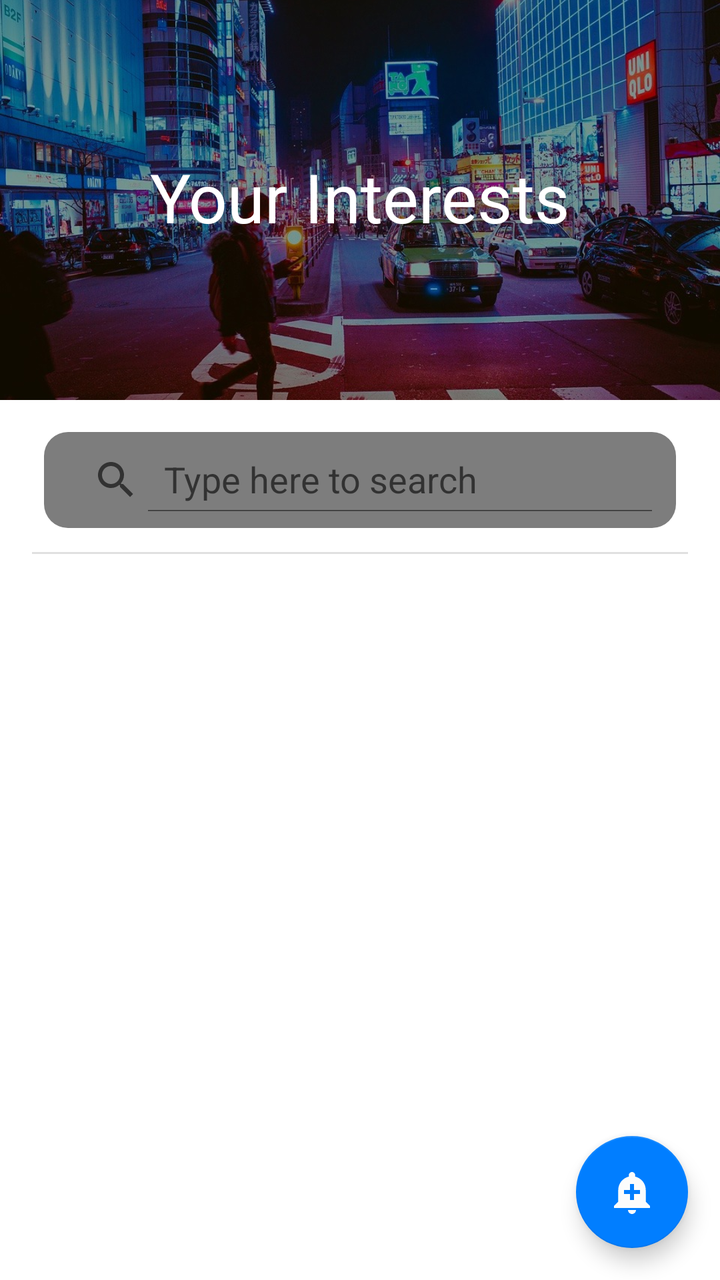
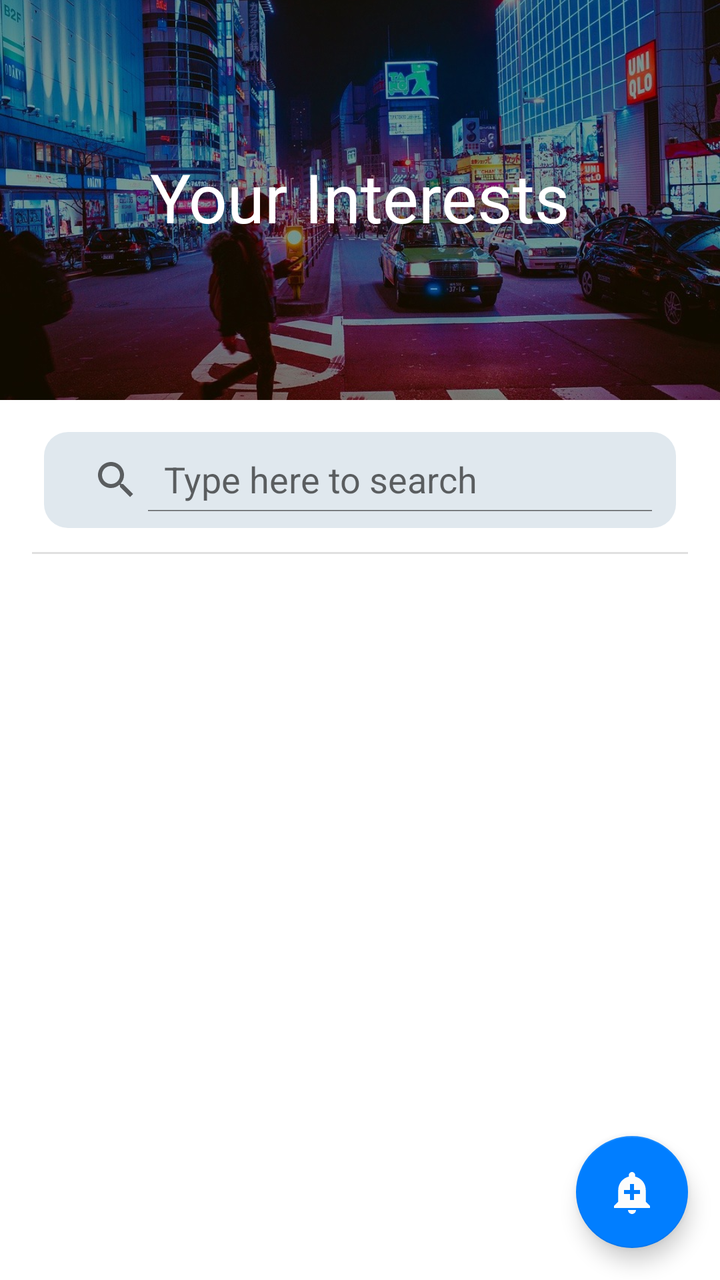

An Android layout rendered at two revisions. The XML below is the earlier revision; the diff shows what the commit changed to produce the second picture.
<!-- AndroidManifest.xml: application theme Theme.ZapAlerts -->
<!-- res/layout/activity_main.xml -->
<?xml version="1.0" encoding="utf-8"?>
<androidx.coordinatorlayout.widget.CoordinatorLayout xmlns:android="http://schemas.android.com/apk/res/android"
    xmlns:app="http://schemas.android.com/apk/res-auto"
    xmlns:tools="http://schemas.android.com/tools"
    android:layout_width="match_parent"
    android:layout_height="match_parent"
    android:fitsSystemWindows="true">

    <com.google.android.material.appbar.AppBarLayout
        android:id="@+id/appBarLayout"
        android:layout_width="match_parent"
        android:layout_height="200dp"
        android:fitsSystemWindows="true"
        android:theme="@style/ThemeOverlay.MaterialComponents.Dark">

        <com.google.android.material.appbar.CollapsingToolbarLayout
            android:id="@+id/collapsingToolbar"
            android:layout_width="match_parent"
            android:layout_height="match_parent"
            android:ellipsize="end"
            android:fitsSystemWindows="true"
            android:fontFamily="@font/lato_light"
            app:collapsedTitleGravity="left"
            app:collapsedTitleTextAppearance="@style/TextAppearance.AppCompat.Widget.ActionBar.Title"
            app:contentScrim="#111111"
            app:expandedTitleGravity="center"
            app:layout_scrollFlags="scroll|exitUntilCollapsed|snap"
            app:title="@string/your_interests">

            <ImageView
                android:layout_width="wrap_content"
                android:layout_height="wrap_content"
                android:contentDescription="@string/app_name"
                android:fitsSystemWindows="true"
                android:scaleType="centerCrop"
                android:src="@drawable/city_night"
                app:layout_collapseMode="parallax" />

            <Toolbar
                android:id="@+id/toolBarLayout"
                android:layout_width="match_parent"
                android:layout_height="?actionBarSize"
                android:contentInsetStart="8dp"
                android:contentInsetStartWithNavigation="0dp"
                android:popupTheme="@style/ThemeOverlay.MaterialComponents.Light"
                app:layout_collapseMode="pin">
                

            </Toolbar>
        </com.google.android.material.appbar.CollapsingToolbarLayout>
    </com.google.android.material.appbar.AppBarLayout>

    <LinearLayout
        android:layout_width="match_parent"
        android:layout_height="wrap_content"
        android:orientation="vertical"
        android:padding="16dp"
        app:layout_behavior="com.google.android.material.appbar.AppBarLayout$ScrollingViewBehavior">

        <androidx.appcompat.widget.SearchView
            android:id="@+id/searchview"
            android:layout_width="match_parent"
            android:layout_height="wrap_content"
            android:layout_marginHorizontal="6dp"
            android:background="@drawable/rounded"
            android:backgroundTint="#A83A3A3A"
            android:drawableStart="@drawable/ic_search"
            app:defaultQueryHint="Penis Pump"
            app:queryHint="@string/type_here_search"
            app:iconifiedByDefault="false"
            android:paddingHorizontal="4dp"
            android:paddingVertical="8dp" />

        <View
            android:id="@+id/divider2"
            android:layout_width="match_parent"
            android:layout_height="1dp"
            android:layout_marginTop="12dp"
            android:layout_marginBottom="8dp"
            android:background="?android:attr/listDivider"
            android:paddingHorizontal="8dp" />

        <androidx.recyclerview.widget.RecyclerView
            android:id="@+id/recycler"
            android:layout_width="match_parent"
            android:layout_height="wrap_content"
            android:overScrollMode="never"
            app:layoutManager="androidx.recyclerview.widget.LinearLayoutManager"
            tools:listitem="@layout/item_list_interests" />
    </LinearLayout>

    <com.google.android.material.floatingactionbutton.FloatingActionButton
        android:id="@+id/fab"
        android:layout_width="wrap_content"
        android:layout_height="wrap_content"
        android:layout_gravity="bottom|end"
        android:layout_margin="16dp"
        android:contentDescription="@string/add_alert"
        android:src="@drawable/ic_baseline_add_alert_24"
        app:layout_constraintBottom_toBottomOf="parent"
        app:layout_constraintEnd_toEndOf="parent" />
</androidx.coordinatorlayout.widget.CoordinatorLayout>
<!-- res/layout/item_list_interests.xml (included above) -->
<?xml version="1.0" encoding="utf-8"?>
<androidx.constraintlayout.widget.ConstraintLayout xmlns:android="http://schemas.android.com/apk/res/android"
    xmlns:app="http://schemas.android.com/apk/res-auto"
    android:layout_width="match_parent"
    android:layout_height="wrap_content"
    android:clickable="true">

    <androidx.cardview.widget.CardView
        style="@style/CustomCardview"
        android:layout_width="match_parent"
        android:layout_height="wrap_content"
        android:layout_marginBottom="32sp"
        android:elevation="0dp"
        android:outlineProvider="none"
        app:cardCornerRadius="12dp"
        app:cardUseCompatPadding="true"
        app:layout_constraintEnd_toEndOf="parent"
        app:layout_constraintStart_toStartOf="parent"
        app:layout_constraintTop_toTopOf="parent">

        <RelativeLayout
            android:layout_width="match_parent"
            android:layout_height="match_parent"
            android:paddingHorizontal="24dp"
            android:paddingTop="20dp">

            <androidx.constraintlayout.widget.ConstraintLayout
                android:id="@+id/name_layout"
                android:layout_width="match_parent"
                android:layout_height="wrap_content"
                android:orientation="horizontal">

                <TextView
                    android:id="@+id/interest_title"
                    android:layout_width="0dp"
                    android:layout_height="wrap_content"
                    android:ellipsize="end"
                    android:fontFamily="@font/lato_light"
                    android:maxLines="1"
                    android:text="@string/loading"
                    android:textSize="32sp"
                    android:textStyle="bold"
                    app:layout_constraintBottom_toBottomOf="parent"
                    app:layout_constraintEnd_toStartOf="@id/edit_interest"
                    app:layout_constraintStart_toStartOf="parent"
                    app:layout_constraintTop_toTopOf="parent" />

                <ImageView
                    android:id="@+id/edit_interest"
                    android:layout_width="wrap_content"
                    android:layout_height="wrap_content"
                    android:src="@drawable/ic_baseline_edit_24"
                    app:layout_constraintBottom_toBottomOf="parent"
                    app:layout_constraintEnd_toEndOf="parent"
                    app:layout_constraintTop_toTopOf="parent" />
            </androidx.constraintlayout.widget.ConstraintLayout>

            <com.google.android.material.divider.MaterialDivider
                android:id="@+id/divider"
                android:layout_width="match_parent"
                android:layout_height="wrap_content"
                android:layout_below="@id/name_layout"
                android:layout_marginTop="8dp" />

            <TextView
                android:id="@+id/source"
                android:layout_width="match_parent"
                android:layout_height="wrap_content"
                android:layout_below="@id/divider"
                android:layout_marginVertical="12dp"
                android:foreground="?android:attr/selectableItemBackground"
                android:text="@string/latest_updates"
                android:textColor="#0277BD"
                android:textSize="16sp"
                android:textStyle="italic"
                app:drawableEndCompat="@drawable/ic_baseline_arrow_forward_24" />
        </RelativeLayout>
    </androidx.cardview.widget.CardView>
</androidx.constraintlayout.widget.ConstraintLayout>
<!-- resources referenced by this layout -->
<resources>
  <!-- drawable city_night: jpeg bitmap (drawable, 222588 bytes) -->
  <!-- drawable ic_baseline_add_alert_24 (drawable) -->
  <vector xmlns:android="http://schemas.android.com/apk/res/android"
      android:width="24dp"
      android:height="24dp"
      android:viewportWidth="24"
      android:viewportHeight="24"
      android:tint="?attr/colorControlNormal">
    <path
        android:fillColor="@android:color/white"
        android:pathData="M10.01,21.01c0,1.1 0.89,1.99 1.99,1.99s1.99,-0.89 1.99,-1.99h-3.98zM18.88,16.82L18.88,11c0,-3.25 -2.25,-5.97 -5.29,-6.69v-0.72C13.59,2.71 12.88,2 12,2s-1.59,0.71 -1.59,1.59v0.72C7.37,5.03 5.12,7.75 5.12,11v5.82L3,18.94L3,20h18v-1.06l-2.12,-2.12zM16,13.01h-3v3h-2v-3L8,13.01L8,11h3L11,8h2v3h3v2.01z"/>
  </vector>
  <!-- drawable ic_baseline_arrow_forward_24 (drawable) -->
  <vector android:autoMirrored="true" android:height="24dp"
      android:tint="#0277BD" android:viewportHeight="24"
      android:viewportWidth="24" android:width="24dp" xmlns:android="http://schemas.android.com/apk/res/android">
      <path android:fillColor="@android:color/white" android:pathData="M12,4l-1.41,1.41L16.17,11H4v2h12.17l-5.58,5.59L12,20l8,-8z"/>
  </vector>
  <!-- drawable ic_baseline_edit_24 (drawable) -->
  <vector android:height="24dp" android:tint="#2F88CA"
      android:viewportHeight="24" android:viewportWidth="24"
      android:width="24dp" xmlns:android="http://schemas.android.com/apk/res/android">
      <path android:fillColor="@android:color/white" android:pathData="M3,17.25V21h3.75L17.81,9.94l-3.75,-3.75L3,17.25zM20.71,7.04c0.39,-0.39 0.39,-1.02 0,-1.41l-2.34,-2.34c-0.39,-0.39 -1.02,-0.39 -1.41,0l-1.83,1.83 3.75,3.75 1.83,-1.83z"/>
  </vector>
  <!-- drawable ic_search (drawable) -->
  <vector xmlns:android="http://schemas.android.com/apk/res/android"
      android:width="24dp"
      android:height="24dp"
      android:viewportWidth="24"
      android:viewportHeight="24"
      android:tint="?attr/colorControlNormal">
    <path
        android:fillColor="@android:color/white"
        android:pathData="M15.5,14h-0.79l-0.28,-0.27C15.41,12.59 16,11.11 16,9.5 16,5.91 13.09,3 9.5,3S3,5.91 3,9.5 5.91,16 9.5,16c1.61,0 3.09,-0.59 4.23,-1.57l0.27,0.28v0.79l5,4.99L20.49,19l-4.99,-5zM9.5,14C7.01,14 5,11.99 5,9.5S7.01,5 9.5,5 14,7.01 14,9.5 11.99,14 9.5,14z"/>
  </vector>
  <!-- drawable rounded (drawable) -->
  <?xml version="1.0" encoding="utf-8"?>
  
  <shape xmlns:android="http://schemas.android.com/apk/res/android"
      android:shape="rectangle"
      android:tint="@color/danger">
      <corners android:radius="12dp" />
  </shape>
  <string name="add_alert">Add Alert</string>
  <string name="app_name" translatable="false">Zap Alerts</string>
  <string name="latest_updates">Check latest updates</string>
  <string name="loading">Loading…</string>
  <string name="type_here_search">Type here to search</string>
  <string name="your_interests">Your Interests</string>
  <style name="CustomCardview" parent="CardView">
          <item name="cardBackgroundColor">#BAF1F1F1</item>
      </style>
  <style name="Theme.ZapAlerts" parent="Theme.MaterialComponents.DayNight.NoActionBar">
          <item name="colorSurface">@color/huawei_white</item>
          
          <item name="colorPrimary">@color/huawei_white3</item>
          <item name="colorPrimaryVariant">@color/huawei_white2</item>
          <item name="colorOnPrimary">@color/black</item>
          
          <item name="colorSecondary">@color/huawei_blue</item>
          <item name="colorSecondaryVariant">#004D9E</item>
          <item name="colorOnSecondary">@color/huawei_white</item>
  
          
          <item name="android:statusBarColor">#E1E1E1</item>
      </style>
  <color name="danger">#FF1744</color>
  <color name="huawei_white">#FCFCFC</color>
  <color name="huawei_white3">#e5e5e5</color>
  <color name="huawei_white2">#efeff0</color>
  <color name="black">#FF000000</color>
  <color name="huawei_blue">#017eff</color>
</resources>

<!-- the commit's change to res/layout/activity_main.xml (unified diff, before → after) -->
@@ -42,10 +42,8 @@
                 android:layout_height="?actionBarSize"
                 android:contentInsetStart="8dp"
                 android:contentInsetStartWithNavigation="0dp"
-                android:popupTheme="@style/ThemeOverlay.MaterialComponents.Light"
+                android:popupTheme="@style/Theme.AppCompat.DayNight"
                 app:layout_collapseMode="pin">
-                
-
             </Toolbar>
         </com.google.android.material.appbar.CollapsingToolbarLayout>
     </com.google.android.material.appbar.AppBarLayout>
@@ -63,9 +61,8 @@
             android:layout_height="wrap_content"
             android:layout_marginHorizontal="6dp"
             android:background="@drawable/rounded"
-            android:backgroundTint="#A83A3A3A"
+            android:backgroundTint="@color/search_bar"
             android:drawableStart="@drawable/ic_search"
-            app:defaultQueryHint="Penis Pump"
             app:queryHint="@string/type_here_search"
             app:iconifiedByDefault="false"
             android:paddingHorizontal="4dp"
<!-- resource entries referenced after the edit -->
@@ -1,5 +1,6 @@
 <!-- resources referenced by this layout -->
 <resources>
+  <color name="search_bar">#A8D0DCE6</color>
   <!-- drawable city_night: jpeg bitmap (drawable, 222588 bytes) -->
   <!-- drawable ic_baseline_add_alert_24 (drawable) -->
   <vector xmlns:android="http://schemas.android.com/apk/res/android"
